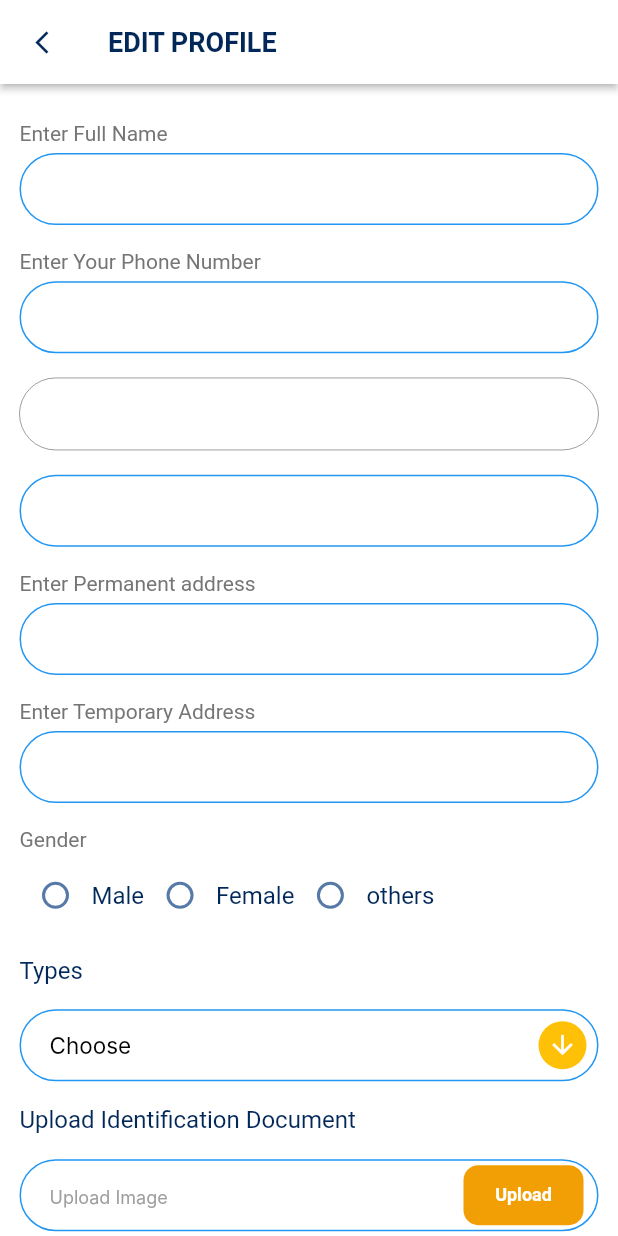
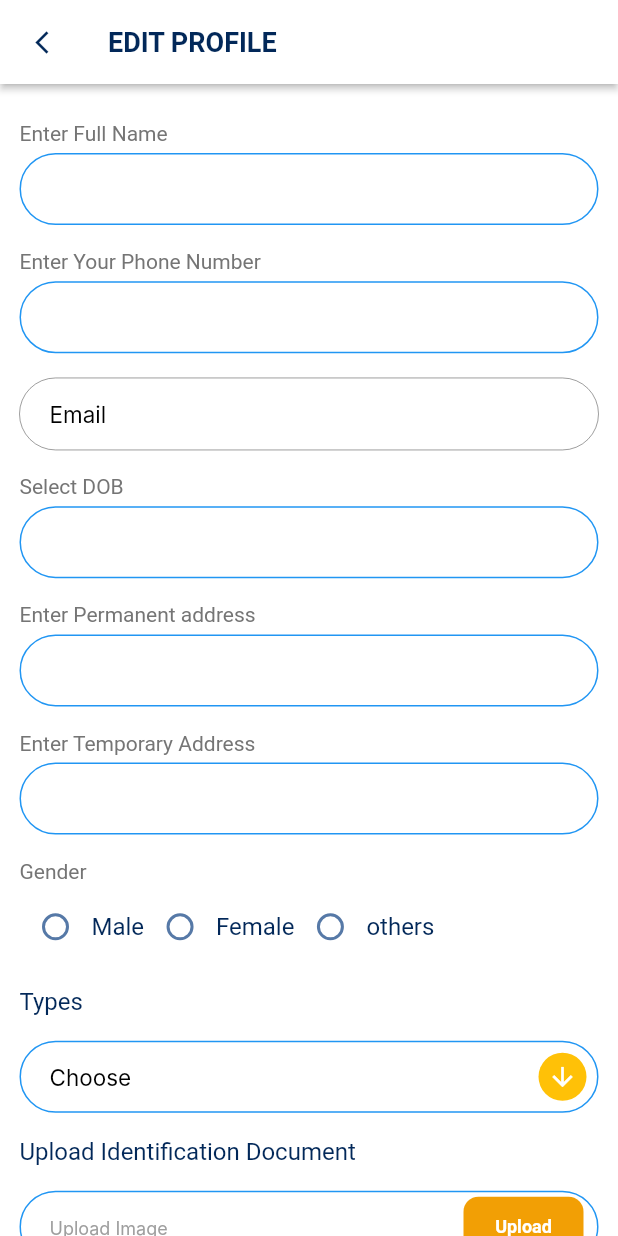
Before and after one commit to Damodar009/salesforce, a Flutter app: the EditProfileScreen screen opened directly with empty values, on a phone screen of 412 x 824 dp. Run offline on Flutter 3.47's test engine with Material 2 defaults, Android fonts, the phone set to English and light mode, and no system bars; drawn by our look-alikes of date_time_picker; our stand-ins replace bloc, dartz, dio, equatable, flutter_bloc, flutter_map and 15 more; missing offline and left inert: dart:ffi, mac_address; accounts and stored records are empty; Roboto replaces fonts that are missing (DMSans, Inter).

Commit message:
logout back fix bug

```diff
--- a/lib/presentation/pages/editProfile.dart
+++ b/lib/presentation/pages/editProfile.dart
@@ -1,4 +1,5 @@
 import 'dart:io';
+import 'dart:ui';
 
 import 'package:date_time_picker/date_time_picker.dart';
 import 'package:flutter/material.dart';
@@ -64,6 +65,7 @@
       TextEditingController();
 
   final TextEditingController _genderController = TextEditingController();
+  final TextEditingController _imageController = TextEditingController();
 
   String dobOnChangeValue = "";
 
@@ -80,7 +82,8 @@
       final image = await picker.pickImage(source: ImageSource.camera);
       if (image == null) return;
       final imageTemporary = File(image.path);
-      setState(() => this.image = imageTemporary);
+      setState(() =>
+          {this.image = imageTemporary, _imageController.text = image.name});
     } on PlatformException catch (e) {
       print("Failed to pick image $e");
     }
@@ -88,10 +91,10 @@
 
   @override
   void initState() {
-    selectedValue = widget.getProfileState.userDetail!.gender!;
-    // TODO: implement initState
-    // String? selectedValue = widget.getProfileState.userDetail?.gender;
-    // selectValueRadioButton("",selectedValue: selectedValue!);
+    print(widget.getProfileState.userDetail);
+    selectedValue = widget.getProfileState.userDetail!.gender != null
+        ? widget.getProfileState.userDetail!.gender!
+        : "";
     super.initState();
   }
 
@@ -138,7 +141,9 @@
                         validator: (value) {},
                         controller: _userNameController,
                         hintText:
-                            (widget.getProfileState.userDetail!.fullName) ?? "",
+                            widget.getProfileState.userDetail!.fullName != null
+                                ? widget.getProfileState.userDetail!.fullName!
+                                : "",
                         obsecureText1: () {
                           setState(() {});
                         }),
@@ -155,9 +160,11 @@
                     textFormField(
                         validator: (value) {},
                         controller: _phoneNumberController,
-                        hintText: (widget
-                                .getProfileState.userDetail!.contactNumber2 ??
-                            ""),
+                        hintText: widget.getProfileState.userDetail!
+                                    .contactNumber2 !=
+                                null
+                            ? widget.getProfileState.userDetail!.contactNumber2!
+                            : "",
                         obsecureText1: () {
                           setState(() {});
                         }),
@@ -168,12 +175,21 @@
                         enableTextField: false,
                         validator: (value) {},
                         controller: _emailController,
-                        hintText: widget.getProfileState.email ?? "Email",
+                        hintText:
+                            // widget.getProfileState.email ??
+                            "Email",
                         obsecureText1: () {
                           setState(() {});
                         }),
                     SizedBox(
                       height: heightBetweenTextField,
+                    ),
+                    Text(
+                      "Select DOB",
+                      style: TextStyle(fontSize: 14, color: Colors.grey[600]),
+                    ),
+                    const SizedBox(
+                      height: 5,
                     ),
                     DateTimePicker(
                       controller: _dateOfBirthController,
@@ -198,9 +214,12 @@
                             fontSize: 15,
                           ),
                           hintText:
-                              (widget.getProfileState.userDetail!.dob == null)
-                                  ? "Choose your dob"
-                                  : widget.getProfileState.userDetail!.dob,
+                              widget.getProfileState.userDetail!.dob != null
+                                  ? widget.getProfileState.userDetail!.dob!
+                                  : "",
+                          // (widget.getProfileState.userDetail!.dob == null)
+                          //     ? "Choose your dob"
+                          //     : widget.getProfileState.userDetail!.dob,
                           contentPadding: const EdgeInsets.symmetric(
                               horizontal: 20, vertical: 5),
                           focusedBorder: const OutlineInputBorder(
@@ -238,9 +257,12 @@
                     textFormField(
                         validator: (value) {},
                         controller: _permanentAddressController,
-                        hintText: (widget.getProfileState.userDetail!
-                                .permanentAddress) ??
-                            "",
+                        hintText: widget.getProfileState.userDetail!
+                                    .permanentAddress !=
+                                null
+                            ? widget
+                                .getProfileState.userDetail!.permanentAddress!
+                            : "",
                         obsecureText1: () {
                           setState(() {});
                         }),
@@ -257,9 +279,15 @@
                     textFormField(
                         validator: (value) {},
                         controller: _temporaryAddressController,
-                        hintText: widget
-                                .getProfileState.userDetail!.temporaryAddress ??
-                            "",
+                        hintText: widget.getProfileState.userDetail!
+                                    .temporaryAddress !=
+                                null
+                            ? widget
+                                .getProfileState.userDetail!.temporaryAddress!
+                            : "",
+                        //  widget
+                        //         .getProfileState.userDetail!.temporaryAddress ??
+                        //     "",
                         obsecureText1: () {
                           setState(() {});
                         }),
@@ -314,8 +342,9 @@
                     Stack(
                       // textDirection: TextDirection.rtl,
                       children: [
-                        const TextField(
-                          decoration: InputDecoration(
+                        TextField(
+                          controller: _imageController,
+                          decoration: const InputDecoration(
                               fillColor: Colors.white,
                               errorStyle:
                                   TextStyle(color: AppColors.primaryColor),
@@ -382,17 +411,6 @@
                       child: button('Save', () async {
                         print("object99999");
 
-                        //image event
-
-                        // BlocProvider.of<UploadImageBloc>(context)
-                        //     .add(SaveImageEvent(imageName: image!.path));
-
-                        // //image state check
-
-                        // String? imageId = Imagestate is SaveImageLoadedState
-                        //     ? Imagestate.imageResponse
-                        //     : null;
-
                         String? phoneNumber;
 
                         Box box = await Hive.openBox(HiveConstants.userdata);
@@ -451,10 +469,13 @@
 
                         //edit profile event
 
-                        Navigator.pushNamed(context, Routes.profileRoute);
+                        // Navigator.pushNamed(context, Routes.profileRoute);
                         BlocProvider.of<ProfileBloc>(context)
                             .add(GetProfileEvent());
-                      }, (Profilestate is SaveImageLoadingState ? true : false),
+                      },
+                          (Profilestate is SaveUserDetailsLoadingState
+                              ? true
+                              : false),
                           AppColors.buttonColor),
                     )
                   ],
--- a/lib/presentation/pages/login/loginScreen.dart
+++ b/lib/presentation/pages/login/loginScreen.dart
@@ -41,7 +41,8 @@
           ScaffoldMessenger.of(context)
               .showSnackBar(const SnackBar(content: Text('Login successful')));
           print("routinhg");
-          Navigator.of(context).pushNamed(Routes.dashboardRoute);
+          Navigator.pushNamedAndRemoveUntil(context, Routes.dashboardRoute, (route) => false);
+          // Navigator.of(context).pushNamed(Routes.dashboardRoute);
         } else if (state is LoginFailedState) {
           ScaffoldMessenger.of(context).showSnackBar(
               const SnackBar(content: Text('password or email mismatch')));
```
Also changed, not shown: lib/presentation/blocs/profile_bloc/profile_bloc.dart (+11 -24 lines), lib/presentation/pages/dashboard.dart (+1 -11 lines), lib/presentation/pages/logOutPage.dart (+12 -2 lines), lib/presentation/pages/profilePage.dart (+18 -51 lines).
